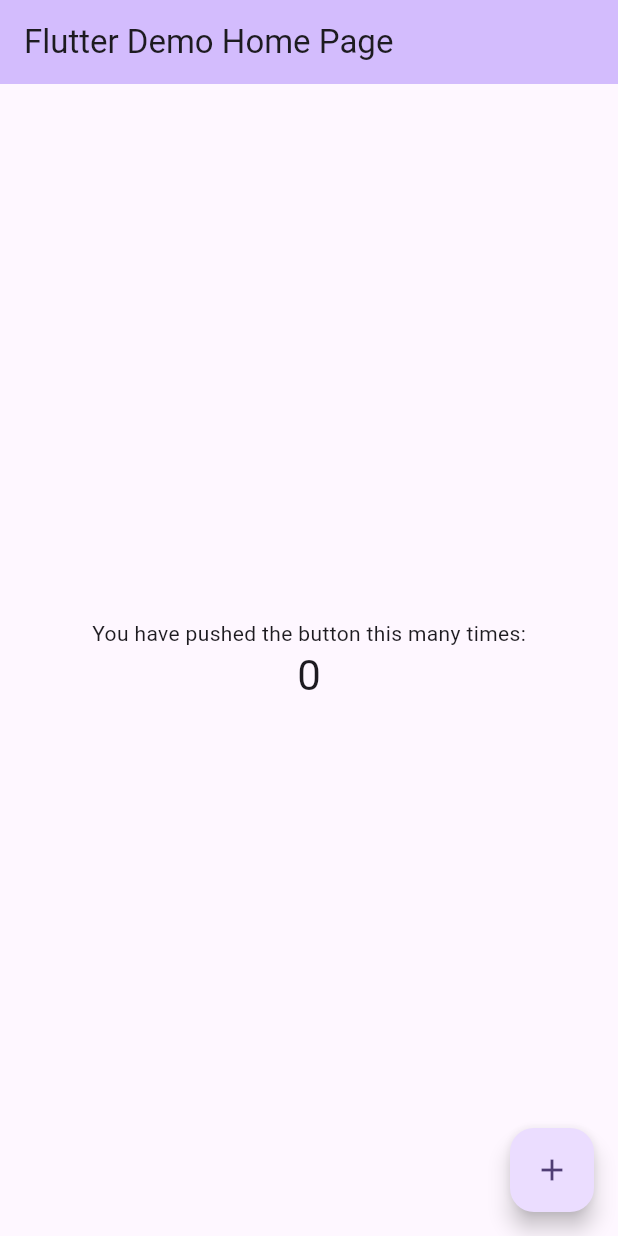
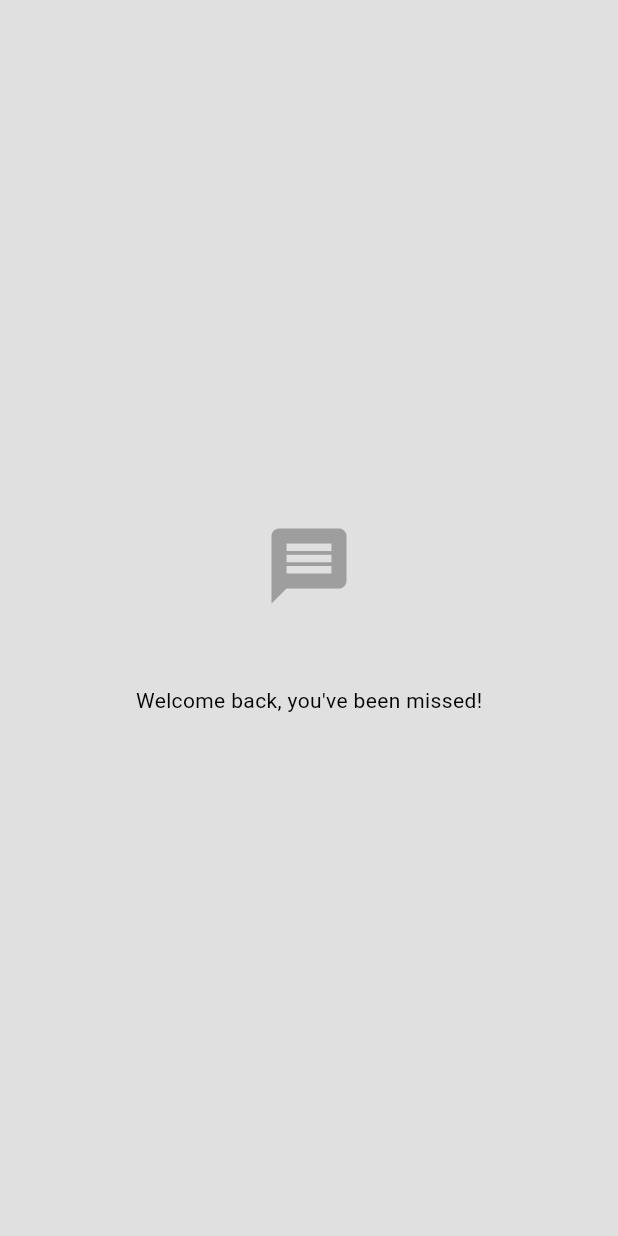
Before and after one commit to kadekriyan/chat-app, a Flutter app: the screen it shows after launch, on a phone screen of 412 x 824 dp. Run offline on Flutter 3.47's test engine with Material 3 defaults, Android fonts, the phone set to English and light mode, and no system bars.

Commit message:
feat: theme light mode

```diff
--- a/lib/main.dart
+++ b/lib/main.dart
@@ -1,3 +1,5 @@
+import 'package:chat_app/pages/login_page.dart';
+import 'package:chat_app/themes/light_mode.dart';
 import 'package:flutter/material.dart';
 
 void main() {
@@ -11,112 +13,9 @@ class MyApp extends StatelessWidget {
   @override
   Widget build(BuildContext context) {
     return MaterialApp(
-      title: 'Flutter Demo',
-      theme: ThemeData(
-        // This is the theme of your application.
-        //
-        // TRY THIS: Try running your application with "flutter run". You'll see
-        // the application has a purple toolbar. Then, without quitting the app,
-        // try changing the seedColor in the colorScheme below to Colors.green
-        // and then invoke "hot reload" (save your changes or press the "hot
-        // reload" button in a Flutter-supported IDE, or press "r" if you used
-        // the command line to start the app).
-        //
-        // Notice that the counter didn't reset back to zero; the application
-        // state is not lost during the reload. To reset the state, use hot
-        // restart instead.
-        //
-        // This works for code too, not just values: Most code changes can be
-        // tested with just a hot reload.
-        colorScheme: ColorScheme.fromSeed(seedColor: Colors.deepPurple),
-      ),
-      home: const MyHomePage(title: 'Flutter Demo Home Page'),
+      debugShowCheckedModeBanner: false,
+      home: LoginPage(),
+      theme: LightMode,
     );
   }
 }
-
-class MyHomePage extends StatefulWidget {
-  const MyHomePage({super.key, required this.title});
-
-  // This widget is the home page of your application. It is stateful, meaning
-  // that it has a State object (defined below) that contains fields that affect
-  // how it looks.
-
-  // This class is the configuration for the state. It holds the values (in this
-  // case the title) provided by the parent (in this case the App widget) and
-  // used by the build method of the State. Fields in a Widget subclass are
-  // always marked "final".
-
-  final String title;
-
-  @override
-  State<MyHomePage> createState() => _MyHomePageState();
-}
-
-class _MyHomePageState extends State<MyHomePage> {
-  int _counter = 0;
-
-  void _incrementCounter() {
-    setState(() {
-      // This call to setState tells the Flutter framework that something has
-      // changed in this State, which causes it to rerun the build method below
-      // so that the display can reflect the updated values. If we changed
-      // _counter without calling setState(), then the build method would not be
-      // called again, and so nothing would appear to happen.
-      _counter++;
-    });
-  }
-
-  @override
-  Widget build(BuildContext context) {
-    // This method is rerun every time setState is called, for instance as done
-    // by the _incrementCounter method above.
-    //
-    // The Flutter framework has been optimized to make rerunning build methods
-    // fast, so that you can just rebuild anything that needs updating rather
-    // than having to individually change instances of widgets.
-    return Scaffold(
-      appBar: AppBar(
-        // TRY THIS: Try changing the color here to a specific color (to
-        // Colors.amber, perhaps?) and trigger a hot reload to see the AppBar
-        // change color while the other colors stay the same.
-        backgroundColor: Theme.of(context).colorScheme.inversePrimary,
-        // Here we take the value from the MyHomePage object that was created by
-        // the App.build method, and use it to set our appbar title.
-        title: Text(widget.title),
-      ),
-      body: Center(
-        // Center is a layout widget. It takes a single child and positions it
-        // in the middle of the parent.
-        child: Column(
-          // Column is also a layout widget. It takes a list of children and
-          // arranges them vertically. By default, it sizes itself to fit its
-          // children horizontally, and tries to be as tall as its parent.
-          //
-          // Column has various properties to control how it sizes itself and
-          // how it positions its children. Here we use mainAxisAlignment to
-          // center the children vertically; the main axis here is the vertical
-          // axis because Columns are vertical (the cross axis would be
-          // horizontal).
-          //
-          // TRY THIS: Invoke "debug painting" (choose the "Toggle Debug Paint"
-          // action in the IDE, or press "p" in the console), to see the
-          // wireframe for each widget.
-          mainAxisAlignment: MainAxisAlignment.center,
-          children: <Widget>[
-            const Text('You have pushed the button this many times:'),
-            Text(
-              '$_counter',
-              style: Theme.of(context).textTheme.headlineMedium,
-            ),
-          ],
-        ),
-      ),
-      floatingActionButton: FloatingActionButton(
-        onPressed: _incrementCounter,
-        tooltip: 'Increment',
-        child: const Icon(Icons.add),
-      ), // This trailing comma makes auto-formatting nicer for build methods.
-    );
-  }
-}
--- /dev/null
+++ b/lib/pages/login_page.dart
@@ -0,0 +1,36 @@
+import 'package:flutter/material.dart';
+
+class LoginPage extends StatelessWidget {
+  const LoginPage({super.key});
+
+  @override
+  Widget build(BuildContext context) {
+    return Scaffold(
+      backgroundColor: Theme.of(context).colorScheme.background,
+      body: Center(
+        child: Column(
+          mainAxisAlignment: MainAxisAlignment.center,
+          children: [
+            // logo
+            Icon(
+              Icons.message,
+              size: 60,
+              color: Theme.of(context).colorScheme.primary,
+            ),
+            SizedBox(height: 50),
+            //welcome back message
+            Text("Welcome back, you've been missed!"),
+
+            // email textfield
+
+            // password textField
+
+            // login button
+
+            // register now
+          ],
+        ),
+      ),
+    );
+  }
+}
--- /dev/null
+++ b/lib/themes/light_mode.dart
@@ -0,0 +1,11 @@
+import 'package:flutter/material.dart';
+
+ThemeData LightMode = ThemeData(
+  colorScheme: ColorScheme.light(
+    background: Colors.grey.shade300,
+    primary: Colors.grey.shade500,
+    secondary: Colors.grey.shade200,
+    tertiary: Colors.white,
+    inversePrimary: Colors.grey.shade900,
+  ),
+);
```
